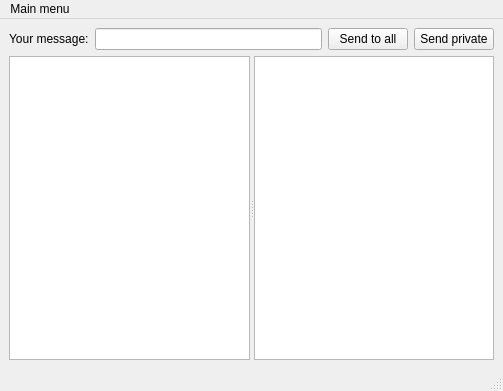
Qt form mainwindow.ui (Lordgprs/GuiChat) before a commit.
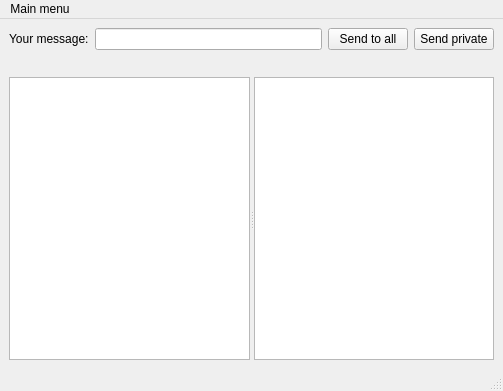
The same form after that commit.

```diff
--- a/mainwindow.ui
+++ b/mainwindow.ui
@@ -14,7 +14,7 @@
    <string>Chat</string>
   </property>
   <widget class="QWidget" name="centralwidget">
-   <layout class="QVBoxLayout" name="verticalLayout" stretch="0,1">
+   <layout class="QVBoxLayout" name="verticalLayout" stretch="0,0,1">
     <item>
      <layout class="QHBoxLayout" name="horizontalLayout">
       <item>
@@ -43,6 +43,20 @@
       </item>
      </layout>
     </item>
+    <item>
+     <widget class="QLabel" name="userNameLabel">
+      <property name="font">
+       <font>
+        <pointsize>10</pointsize>
+        <weight>75</weight>
+        <bold>true</bold>
+       </font>
+      </property>
+      <property name="text">
+       <string/>
+      </property>
+     </widget>
+    </item>
     <item>
      <widget class="QSplitter" name="splitter">
       <property name="orientation">
```
